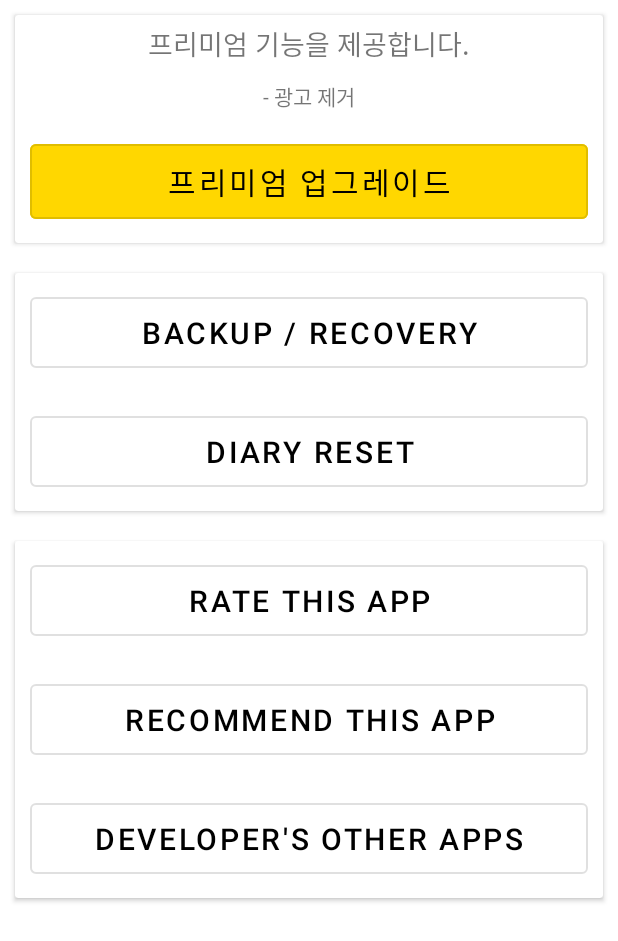
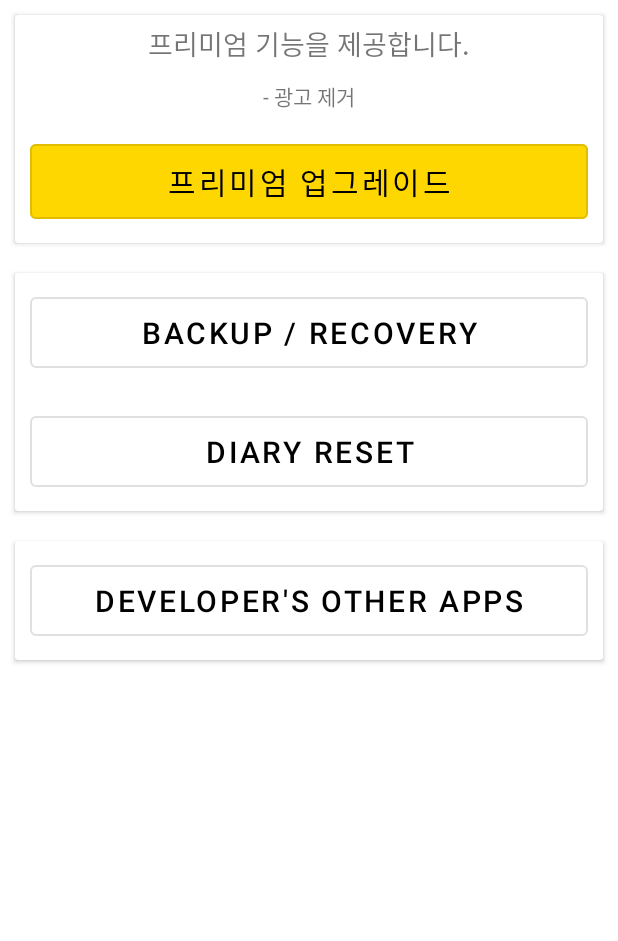
Before and after one commit to sojaehong/ThanksDiary, an Android app: the fragment SettingFragment shown on its own in the app's theme, on a phone screen of 412 x 824 dp. Shown: the top 941 px of the screen. Run offline under Robolectric (Android 15) with nearby library versions, the phone set to English and light mode, and no system bars.

Commit message:
201015
- 프리미엄 표시 완료
- 셋팅 프레그먼트 리뷰하기 추천하기 버튼 일시 제거

* TODO
- 로컬 언어 일본어 추가 필요

```diff
--- a/app/src/main/java/com/ssostudio/thanksdiary/fragment/SettingFragment.java
+++ b/app/src/main/java/com/ssostudio/thanksdiary/fragment/SettingFragment.java
@@ -5,11 +5,13 @@ import android.os.Bundle;
 import android.view.LayoutInflater;
 import android.view.View;
 import android.view.ViewGroup;
+import android.widget.LinearLayout;
 
 import androidx.fragment.app.Fragment;
 
 import com.google.android.material.button.MaterialButton;
 import com.ssostudio.thanksdiary.ImportExportActivity;
+import com.ssostudio.thanksdiary.MainActivity;
 import com.ssostudio.thanksdiary.PremiumUpgradeActivity;
 import com.ssostudio.thanksdiary.R;
 import com.ssostudio.thanksdiary.dialog.TextDialog;
@@ -24,7 +26,8 @@ public class SettingFragment extends Fragment implements View.OnClickListener {
     private MaterialButton upgradeBtn;
     private MaterialButton reviewBtn, shareBtn, otherAppsBtn, diaryRestBtn;
     private MaterialButton IEBtn;
-    private DiaryDBManager _dbManager;
+    private LinearLayout upgradeLayout, premiumUserLayout;
+//    private DiaryDBManager _dbManager;
 
     @Override
     public View onCreateView(LayoutInflater inflater, ViewGroup container,
@@ -33,7 +36,7 @@ public class SettingFragment extends Fragment implements View.OnClickListener {
 
         staticView = view;
 
-        _dbManager = new DiaryDBManager(getContext());
+//        _dbManager = new DiaryDBManager(getContext());
 
         init();
 
@@ -42,11 +45,27 @@ public class SettingFragment extends Fragment implements View.OnClickListener {
 
     private void init() {
         setUpgradeBtn();
+        setUpgradeUIVisible();
         setIEBtn();
-        setReviewBtn();
-        setShareBtn();
+//        setReviewBtn();
+//        setShareBtn();
         setOtherAppsBtn();
         setDiaryResetBtn();
+    }
+
+    private void setUpgradeUIVisible() {
+        upgradeLayout = staticView.findViewById(R.id.upgrade_ll);
+        premiumUserLayout = staticView.findViewById(R.id.premium_user_ll);
+
+        boolean isPremium = MainActivity.isPremium;
+        boolean isFree = MainActivity.isFree;
+
+        if (isPremium || isFree){
+            upgradeLayout.setVisibility(View.GONE);
+        }else {
+            premiumUserLayout.setVisibility(View.GONE);
+        }
+
     }
 
     private void setIEBtn() {
@@ -59,15 +78,15 @@ public class SettingFragment extends Fragment implements View.OnClickListener {
         upgradeBtn.setOnClickListener(this);
     }
 
-    private void setReviewBtn() {
-        reviewBtn = staticView.findViewById(R.id.review_button);
-        reviewBtn.setOnClickListener(this);
-    }
-
-    private void setShareBtn() {
-        shareBtn = staticView.findViewById(R.id.share_button);
-        shareBtn.setOnClickListener(this);
-    }
+//    private void setReviewBtn() {
+//        reviewBtn = staticView.findViewById(R.id.review_button);
+//        reviewBtn.setOnClickListener(this);
+//    }
+//
+//    private void setShareBtn() {
+//        shareBtn = staticView.findViewById(R.id.share_button);
+//        shareBtn.setOnClickListener(this);
+//    }
 
     private void setOtherAppsBtn() {
         otherAppsBtn = staticView.findViewById(R.id.other_app_button);
@@ -85,12 +104,12 @@ public class SettingFragment extends Fragment implements View.OnClickListener {
             case R.id.upgrade_button:
                 onUpgradeBtnClick();
                 break;
-            case R.id.review_button:
-                onReviewBtnClick();
-                break;
-            case R.id.share_button:
-                onShareBtnClick();
-                break;
+//            case R.id.review_button:
+//                onReviewBtnClick();
+//                break;
+//            case R.id.share_button:
+//                onShareBtnClick();
+//                break;
             case R.id.other_app_button:
                 onOtherAppsBtnClick();
                 break;
--- a/app/src/main/res/layout/fragment_setting.xml
+++ b/app/src/main/res/layout/fragment_setting.xml
@@ -11,6 +11,7 @@
         android:orientation="vertical">
 
         <include layout="@layout/upgrade_item" />
+        <include layout="@layout/premium_user_item"/>
 
         <androidx.cardview.widget.CardView
             android:layout_width="match_parent"
@@ -56,25 +57,25 @@
                 android:layout_height="wrap_content"
                 android:orientation="vertical">
 
-                <com.google.android.material.button.MaterialButton
-                    android:id="@+id/review_button"
-                    style="@style/Widget.MaterialComponents.Button.OutlinedButton"
-                    android:layout_width="match_parent"
-                    android:layout_height="wrap_content"
-                    android:layout_margin="10dp"
-                    android:padding="10dp"
-                    android:text="@string/app_review"
-                    android:textSize="20dp" />
+<!--                <com.google.android.material.button.MaterialButton-->
+<!--                    android:id="@+id/review_button"-->
+<!--                    style="@style/Widget.MaterialComponents.Button.OutlinedButton"-->
+<!--                    android:layout_width="match_parent"-->
+<!--                    android:layout_height="wrap_content"-->
+<!--                    android:layout_margin="10dp"-->
+<!--                    android:padding="10dp"-->
+<!--                    android:text="@string/app_review"-->
+<!--                    android:textSize="20dp" />-->
 
-                <com.google.android.material.button.MaterialButton
-                    android:id="@+id/share_button"
-                    style="@style/Widget.MaterialComponents.Button.OutlinedButton"
-                    android:layout_width="match_parent"
-                    android:layout_height="wrap_content"
-                    android:layout_margin="10dp"
-                    android:padding="10dp"
-                    android:text="@string/app_recommend"
-                    android:textSize="20dp" />
+<!--                <com.google.android.material.button.MaterialButton-->
+<!--                    android:id="@+id/share_button"-->
+<!--                    style="@style/Widget.MaterialComponents.Button.OutlinedButton"-->
+<!--                    android:layout_width="match_parent"-->
+<!--                    android:layout_height="wrap_content"-->
+<!--                    android:layout_margin="10dp"-->
+<!--                    android:padding="10dp"-->
+<!--                    android:text="@string/app_recommend"-->
+<!--                    android:textSize="20dp" />-->
 
                 <com.google.android.material.button.MaterialButton
                     android:id="@+id/other_app_button"
--- a/app/src/main/res/layout/upgrade_item.xml
+++ b/app/src/main/res/layout/upgrade_item.xml
@@ -2,6 +2,7 @@
 <LinearLayout xmlns:android="http://schemas.android.com/apk/res/android"
     android:layout_width="match_parent"
     android:layout_height="wrap_content"
+    android:id="@+id/upgrade_ll"
     android:orientation="vertical">
 
     <androidx.cardview.widget.CardView
```
Also changed, not shown: app/src/main/res/layout/premium_user_item.xml (added, +27 -0 lines).
